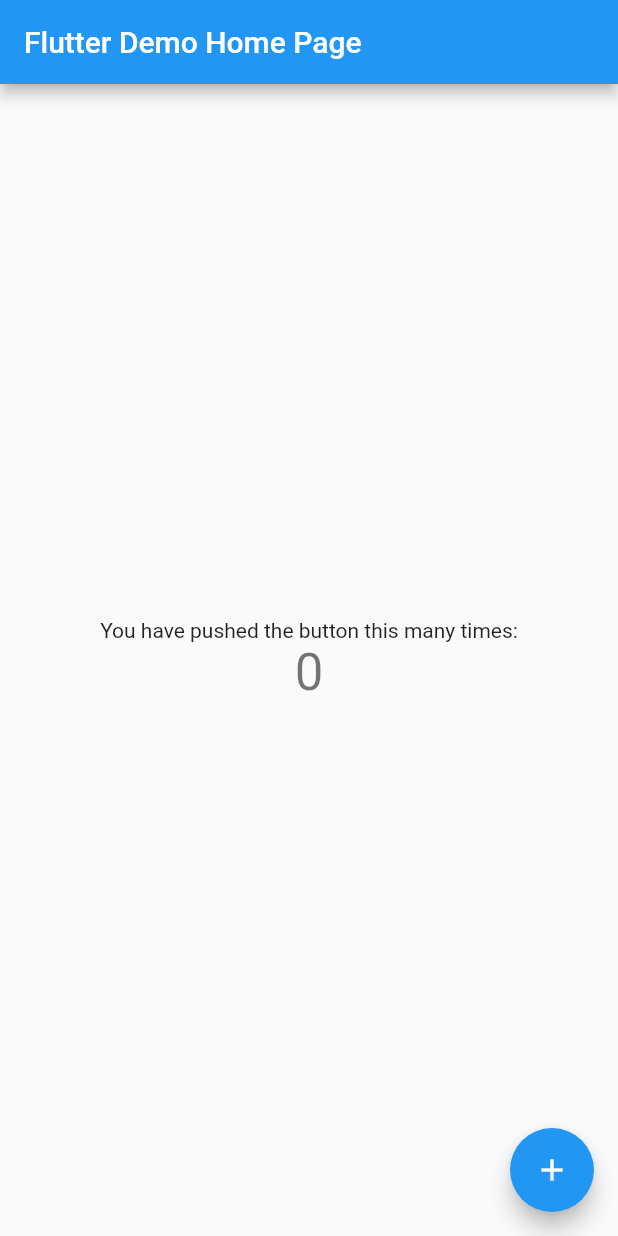
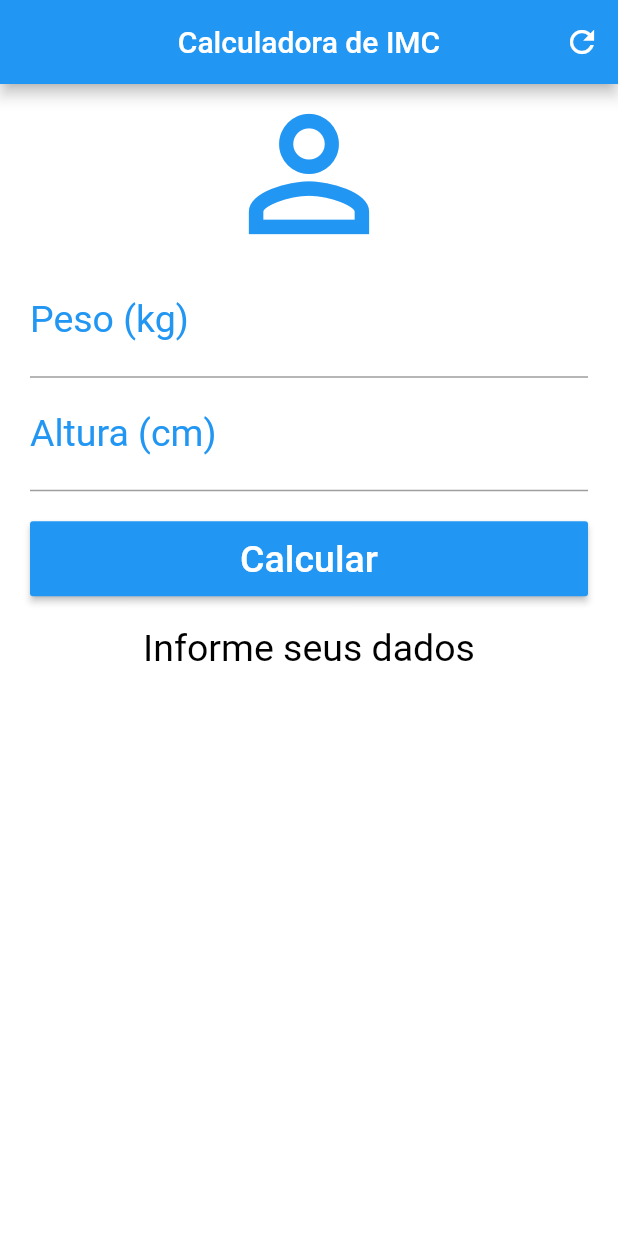
Before and after one commit to EvandroNeris/flutter-imc-calculator, a Flutter app: the screen it shows after launch, on a phone screen of 412 x 824 dp. Run offline on Flutter 3.47's test engine with Material 2 defaults, Android fonts, the phone set to English and light mode, and no system bars.

Commit message:
calculadora de imc

```diff
--- a/lib/main.dart
+++ b/lib/main.dart
@@ -1,111 +1,132 @@
 import 'package:flutter/material.dart';
-
-void main() => runApp(MyApp());
-
-class MyApp extends StatelessWidget {
-  // This widget is the root of your application.
-  @override
-  Widget build(BuildContext context) {
-    return MaterialApp(
-      title: 'Flutter Demo',
-      theme: ThemeData(
-        // This is the theme of your application.
-        //
-        // Try running your application with "flutter run". You'll see the
-        // application has a blue toolbar. Then, without quitting the app, try
-        // changing the primarySwatch below to Colors.green and then invoke
-        // "hot reload" (press "r" in the console where you ran "flutter run",
-        // or simply save your changes to "hot reload" in a Flutter IDE).
-        // Notice that the counter didn't reset back to zero; the application
-        // is not restarted.
-        primarySwatch: Colors.blue,
-      ),
-      home: MyHomePage(title: 'Flutter Demo Home Page'),
-    );
-  }
+void main() {
+  runApp(MaterialApp(
+    home: Home(),
+  ));
 }
 
-class MyHomePage extends StatefulWidget {
-  MyHomePage({Key key, this.title}) : super(key: key);
-
-  // This widget is the home page of your application. It is stateful, meaning
-  // that it has a State object (defined below) that contains fields that affect
-  // how it looks.
-
-  // This class is the configuration for the state. It holds the values (in this
-  // case the title) provided by the parent (in this case the App widget) and
-  // used by the build method of the State. Fields in a Widget subclass are
-  // always marked "final".
-
-  final String title;
-
+class Home extends StatefulWidget {
   @override
-  _MyHomePageState createState() => _MyHomePageState();
+  _HomeState createState() => _HomeState();
 }
 
-class _MyHomePageState extends State<MyHomePage> {
-  int _counter = 0;
+class _HomeState extends State<Home> {
 
-  void _incrementCounter() {
+  TextEditingController weightController = TextEditingController();
+  TextEditingController heightController = TextEditingController();
+
+  GlobalKey<FormState> _formKey = GlobalKey<FormState>();
+
+  String _infoText = "Informe seus dados";
+
+  void _resetFields() {
+    weightController.text = "";
+    heightController.text = "";
     setState(() {
-      // This call to setState tells the Flutter framework that something has
-      // changed in this State, which causes it to rerun the build method below
-      // so that the display can reflect the updated values. If we changed
-      // _counter without calling setState(), then the build method would not be
-      // called again, and so nothing would appear to happen.
-      _counter++;
+      _infoText = "Informe seus dados";
+      _formKey = GlobalKey<FormState>();
+    });
+  }
+
+  void _calculate() {
+    setState(() {
+      double weight = double.parse(weightController.text);
+      double height = double.parse(heightController.text) / 100;
+      double imc = weight / (height * height);
+      if (imc < 18.6) {
+        _infoText = "Abaixo do Peso (${imc.toStringAsPrecision(3)})";
+      } else  if (imc >= 18.6 && imc < 24.9) {
+        _infoText = "Peso Ideal (${imc.toStringAsPrecision(3)})";
+      } else  if (imc >= 24.9 && imc < 29.9) {
+        _infoText = "Levemente Acima do Peso (${imc.toStringAsPrecision(3)})";
+      } else  if (imc >= 29.9 && imc < 34.9) {
+        _infoText = "Obesidade Grau I (${imc.toStringAsPrecision(3)})";
+      } else  if (imc >= 34.9 && imc < 39.9) {
+        _infoText = "Obesidade Grau II (${imc.toStringAsPrecision(3)})";
+      } else  if (imc >= 40) {
+        _infoText = "Obesidade Grau II (${imc.toStringAsPrecision(3)})";
+      }
     });
   }
 
   @override
   Widget build(BuildContext context) {
-    // This method is rerun every time setState is called, for instance as done
-    // by the _incrementCounter method above.
-    //
-    // The Flutter framework has been optimized to make rerunning build methods
-    // fast, so that you can just rebuild anything that needs updating rather
-    // than having to individually change instances of widgets.
     return Scaffold(
       appBar: AppBar(
-        // Here we take the value from the MyHomePage object that was created by
-        // the App.build method, and use it to set our appbar title.
-        title: Text(widget.title),
+        title: Text("Calculadora de IMC"),
+        centerTitle: true,
+        backgroundColor: Colors.blue,
+        actions: <Widget>[
+          IconButton(
+            icon: Icon(Icons.refresh),
+            onPressed: _resetFields,
+          )
+        ],
       ),
-      body: Center(
-        // Center is a layout widget. It takes a single child and positions it
-        // in the middle of the parent.
-        child: Column(
-          // Column is also a layout widget. It takes a list of children and
-          // arranges them vertically. By default, it sizes itself to fit its
-          // children horizontally, and tries to be as tall as its parent.
-          //
-          // Invoke "debug painting" (press "p" in the console, choose the
-          // "Toggle Debug Paint" action from the Flutter Inspector in Android
-          // Studio, or the "Toggle Debug Paint" command in Visual Studio Code)
-          // to see the wireframe for each widget.
-          //
-          // Column has various properties to control how it sizes itself and
-          // how it positions its children. Here we use mainAxisAlignment to
-          // center the children vertically; the main axis here is the vertical
-          // axis because Columns are vertical (the cross axis would be
-          // horizontal).
-          mainAxisAlignment: MainAxisAlignment.center,
-          children: <Widget>[
-            Text(
-              'You have pushed the button this many times:',
-            ),
-            Text(
-              '$_counter',
-              style: Theme.of(context).textTheme.display1,
-            ),
-          ],
-        ),
-      ),
-      floatingActionButton: FloatingActionButton(
-        onPressed: _incrementCounter,
-        tooltip: 'Increment',
-        child: Icon(Icons.add),
-      ), // This trailing comma makes auto-formatting nicer for build methods.
+      backgroundColor: Colors.white,
+      body: SingleChildScrollView(
+        padding: EdgeInsets.fromLTRB(20.0, 0.0, 20.0, 0.0),
+        child: Form(
+          key: _formKey,
+          child: Column(
+            crossAxisAlignment: CrossAxisAlignment.stretch,
+            children: <Widget>[
+              Icon(
+                Icons.person_outline,
+                size: 120.0,
+                color: Colors.blue,
+              ),
+              TextFormField(
+                keyboardType: TextInputType.number,
+                decoration: InputDecoration(
+                  labelText: "Peso (kg)",
+                  labelStyle: TextStyle(color: Colors.blue)
+                ),
+                textAlign: TextAlign.center,
+                style: TextStyle(color: Colors.blue, fontSize: 25.0),
+                controller: weightController,
+                validator: (value) {
+                  if (value.isEmpty) {
+                    return "Insira seu peso!";
+                  }
+                },
+              ),
+              TextFormField(
+                keyboardType: TextInputType.number,
+                decoration: InputDecoration(
+                  labelText: "Altura (cm)",
+                  labelStyle: TextStyle(color: Colors.blue)
+                ),
+                textAlign: TextAlign.center,
+                style: TextStyle(color: Colors.blue, fontSize: 25.0),
+                controller: heightController,
+                validator: (value) {
+                  if (value.isEmpty) {
+                    return "Insira sua altura!";
+                  }
+                },
+              ),
+              Padding(
+                padding: EdgeInsets.only(top: 20.0, bottom: 20.0),
+                child: Container(
+                  height: 50.0,
+                  child: RaisedButton(
+                    onPressed: () {
+                      if (_formKey.currentState.validate()) {
+                        _calculate();
+                      }
+                    },
+                    child: Text("Calcular", style: TextStyle(color: Colors.white, fontSize: 25.0),),
+                    color: Colors.blue,
+                  ),
+                ),
+              ),
+              Text(
+                _infoText,
+                textAlign: TextAlign.center,
+                style: TextStyle(color: Colors.black, fontSize: 25.0),)
+            ],
+      ),),)
     );
   }
 }
```
Also changed, not shown: 1 other file.
